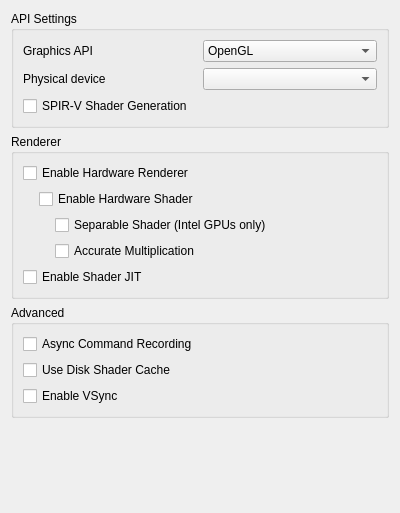
yodaluca23/citra, file src/citra_qt/configuration/configure_graphics.ui: the form before one commit.
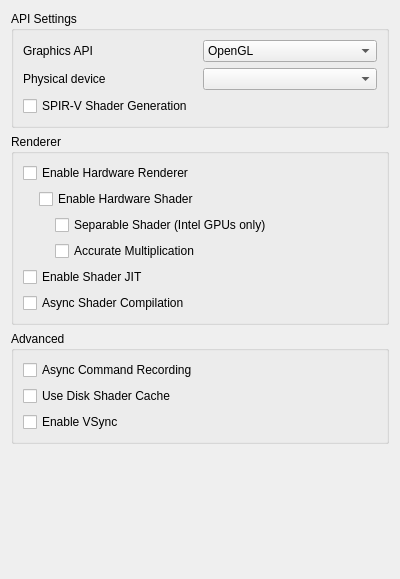
The form after the commit.

Commit message: renderer_vulkan: Async shaders

```diff
--- a/src/citra_qt/configuration/configure_graphics.ui
+++ b/src/citra_qt/configuration/configure_graphics.ui
@@ -7,7 +7,7 @@
     <x>0</x>
     <y>0</y>
     <width>400</width>
-    <height>513</height>
+    <height>579</height>
    </rect>
   </property>
   <property name="minimumSize">
@@ -169,6 +169,13 @@
         </property>
        </widget>
       </item>
+      <item>
+       <widget class="QCheckBox" name="toggle_async_shaders">
+        <property name="text">
+         <string>Async Shader Compilation</string>
+        </property>
+       </widget>
+      </item>
      </layout>
     </widget>
    </item>
```
The commit also changes 27 other files.
